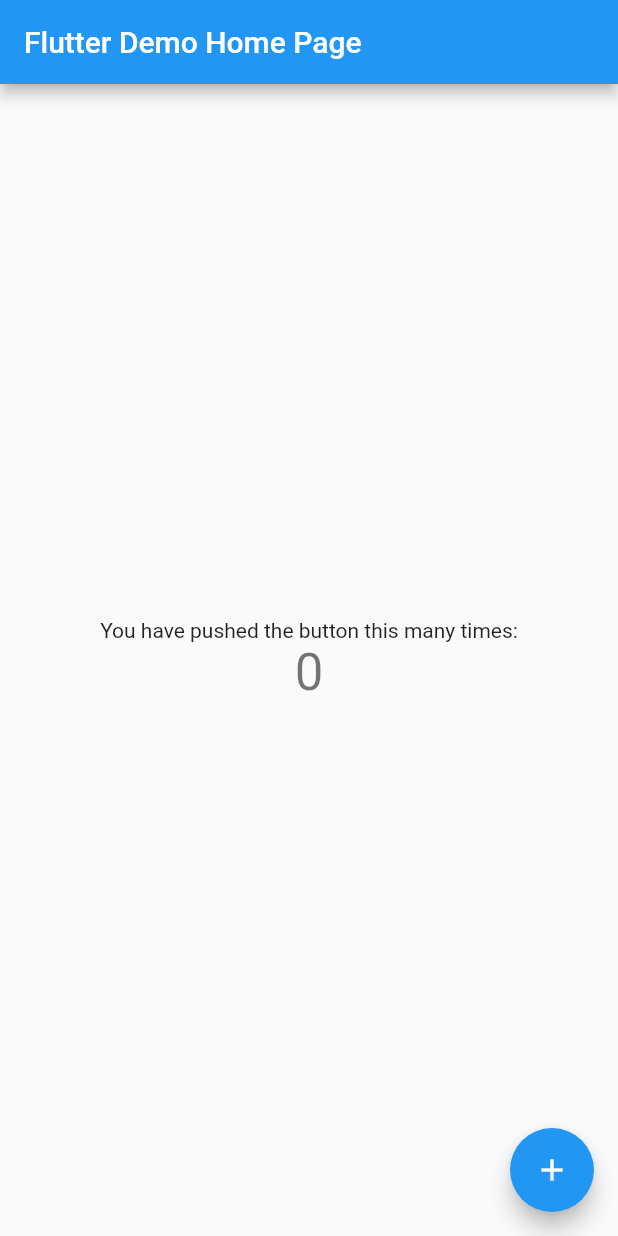
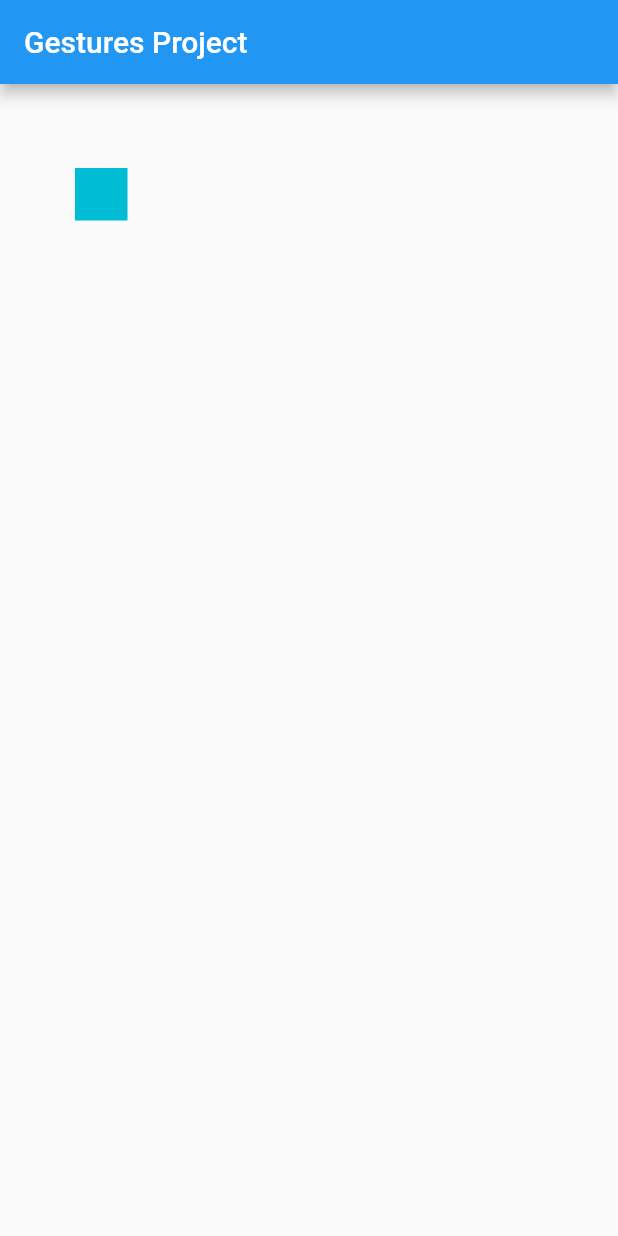
Before and after one commit to bymadmr/gestures_project, a Flutter app: the screen it shows after launch, on a phone screen of 412 x 824 dp. Run offline on Flutter 3.47's test engine with Material 2 defaults, Android fonts, the phone set to English and light mode, and no system bars.

Commit message:
Create page structure. Create box.

```diff
--- a/lib/main.dart
+++ b/lib/main.dart
@@ -5,109 +5,42 @@
 }
 
 class MyApp extends StatelessWidget {
-  // This widget is the root of your application.
   @override
   Widget build(BuildContext context) {
     return MaterialApp(
       title: 'Flutter Demo',
       theme: ThemeData(
-        // This is the theme of your application.
-        //
-        // Try running your application with "flutter run". You'll see the
-        // application has a blue toolbar. Then, without quitting the app, try
-        // changing the primarySwatch below to Colors.green and then invoke
-        // "hot reload" (press "r" in the console where you ran "flutter run",
-        // or simply save your changes to "hot reload" in a Flutter IDE).
-        // Notice that the counter didn't reset back to zero; the application
-        // is not restarted.
         primarySwatch: Colors.blue,
       ),
-      home: MyHomePage(title: 'Flutter Demo Home Page'),
+      home: MyHomePage(),
     );
   }
 }
 
 class MyHomePage extends StatefulWidget {
-  MyHomePage({Key key, this.title}) : super(key: key);
-
-  // This widget is the home page of your application. It is stateful, meaning
-  // that it has a State object (defined below) that contains fields that affect
-  // how it looks.
-
-  // This class is the configuration for the state. It holds the values (in this
-  // case the title) provided by the parent (in this case the App widget) and
-  // used by the build method of the State. Fields in a Widget subclass are
-  // always marked "final".
-
-  final String title;
-
   @override
   _MyHomePageState createState() => _MyHomePageState();
 }
 
 class _MyHomePageState extends State<MyHomePage> {
-  int _counter = 0;
-
-  void _incrementCounter() {
-    setState(() {
-      // This call to setState tells the Flutter framework that something has
-      // changed in this State, which causes it to rerun the build method below
-      // so that the display can reflect the updated values. If we changed
-      // _counter without calling setState(), then the build method would not be
-      // called again, and so nothing would appear to happen.
-      _counter++;
-    });
-  }
-
   @override
   Widget build(BuildContext context) {
-    // This method is rerun every time setState is called, for instance as done
-    // by the _incrementCounter method above.
-    //
-    // The Flutter framework has been optimized to make rerunning build methods
-    // fast, so that you can just rebuild anything that needs updating rather
-    // than having to individually change instances of widgets.
     return Scaffold(
       appBar: AppBar(
-        // Here we take the value from the MyHomePage object that was created by
-        // the App.build method, and use it to set our appbar title.
-        title: Text(widget.title),
+        title: Text("Gestures Project"),
       ),
-      body: Center(
-        // Center is a layout widget. It takes a single child and positions it
-        // in the middle of the parent.
-        child: Column(
-          // Column is also a layout widget. It takes a list of children and
-          // arranges them vertically. By default, it sizes itself to fit its
-          // children horizontally, and tries to be as tall as its parent.
-          //
-          // Invoke "debug painting" (press "p" in the console, choose the
-          // "Toggle Debug Paint" action from the Flutter Inspector in Android
-          // Studio, or the "Toggle Debug Paint" command in Visual Studio Code)
-          // to see the wireframe for each widget.
-          //
-          // Column has various properties to control how it sizes itself and
-          // how it positions its children. Here we use mainAxisAlignment to
-          // center the children vertically; the main axis here is the vertical
-          // axis because Columns are vertical (the cross axis would be
-          // horizontal).
-          mainAxisAlignment: MainAxisAlignment.center,
-          children: <Widget>[
-            Text(
-              'You have pushed the button this many times:',
-            ),
-            Text(
-              '$_counter',
-              style: Theme.of(context).textTheme.headline4,
-            ),
-          ],
-        ),
+      body: Stack(
+        children: [
+          Positioned(
+              left: 50,
+              top: 56,
+              child: Container(
+                width: 35,
+                height: 35,
+                decoration: BoxDecoration(color: Colors.cyan),
+              ))
+        ],
       ),
-      floatingActionButton: FloatingActionButton(
-        onPressed: _incrementCounter,
-        tooltip: 'Increment',
-        child: Icon(Icons.add),
-      ), // This trailing comma makes auto-formatting nicer for build methods.
     );
   }
 }
```
